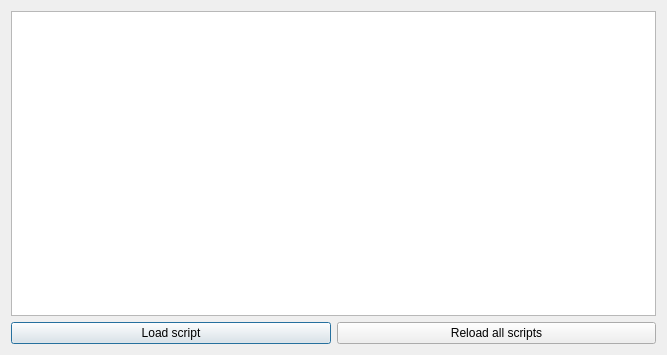
Above: src/huggle_ui/scripting/scriptingmanager.ui from huggle/huggle3-qt-lx before the change. Below: the same form after it.
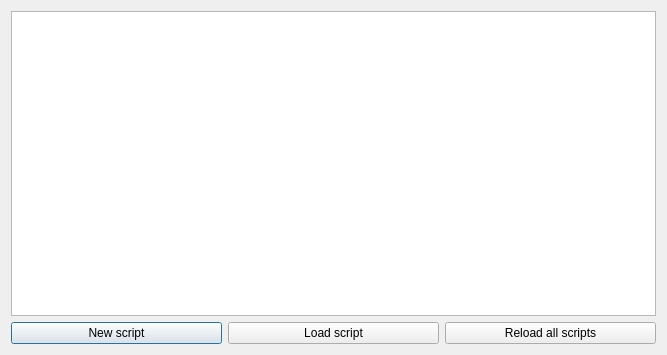
That is the form after the change.

Commit message: implemented way to load custom scripts

The edit to the form file:
```diff
--- a/src/huggle_ui/scripting/scriptingmanager.ui
+++ b/src/huggle_ui/scripting/scriptingmanager.ui
@@ -38,6 +38,13 @@
    </item>
    <item>
     <layout class="QHBoxLayout" name="horizontalLayout">
+     <item>
+      <widget class="QPushButton" name="pushScript">
+       <property name="text">
+        <string>New script</string>
+       </property>
+      </widget>
+     </item>
      <item>
       <widget class="QPushButton" name="bLoad">
        <property name="text">
```
Left out of the diff: 3 changed lines with no effect on the pictures. The commit also changes 7 other files.
